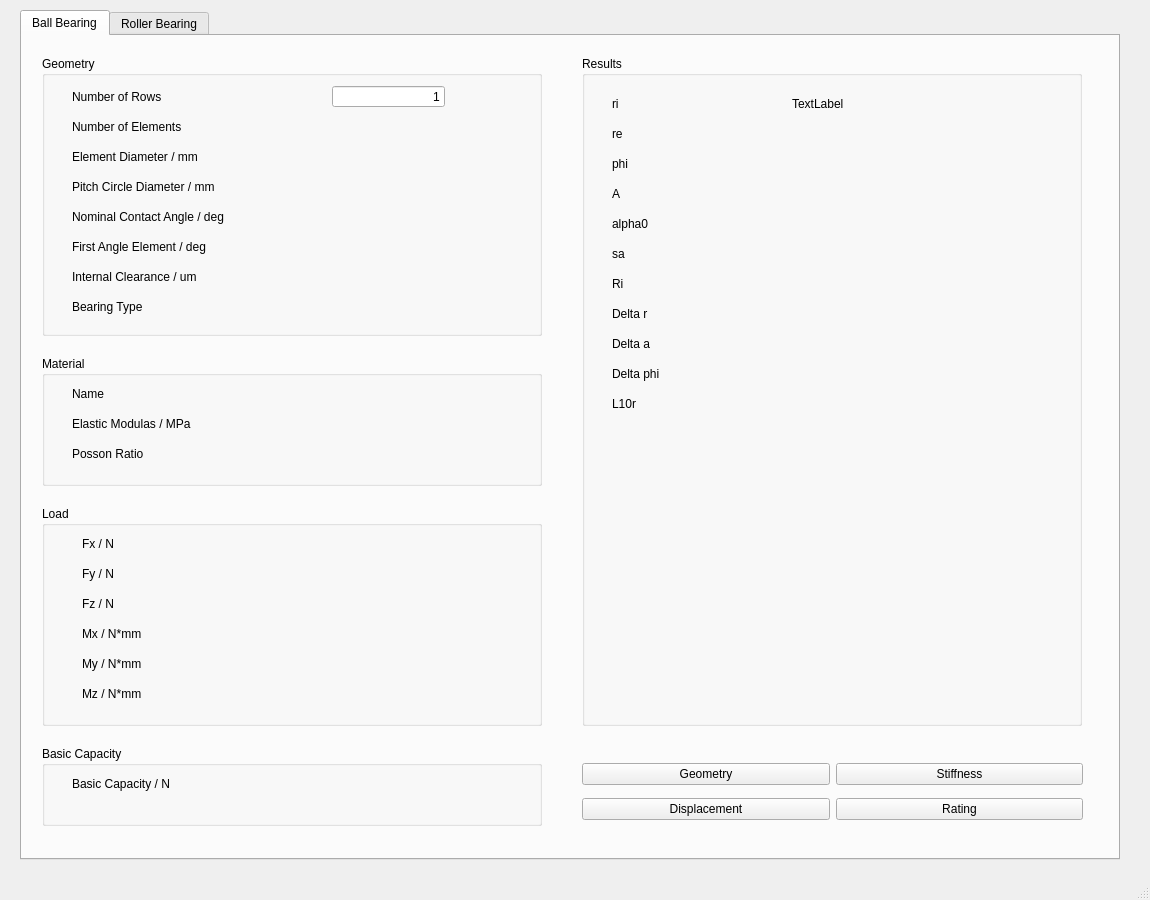
The window that ISO_TS_16281.ui (minzhun/ISO16281) describes before a commit, drawn with Qt 5.
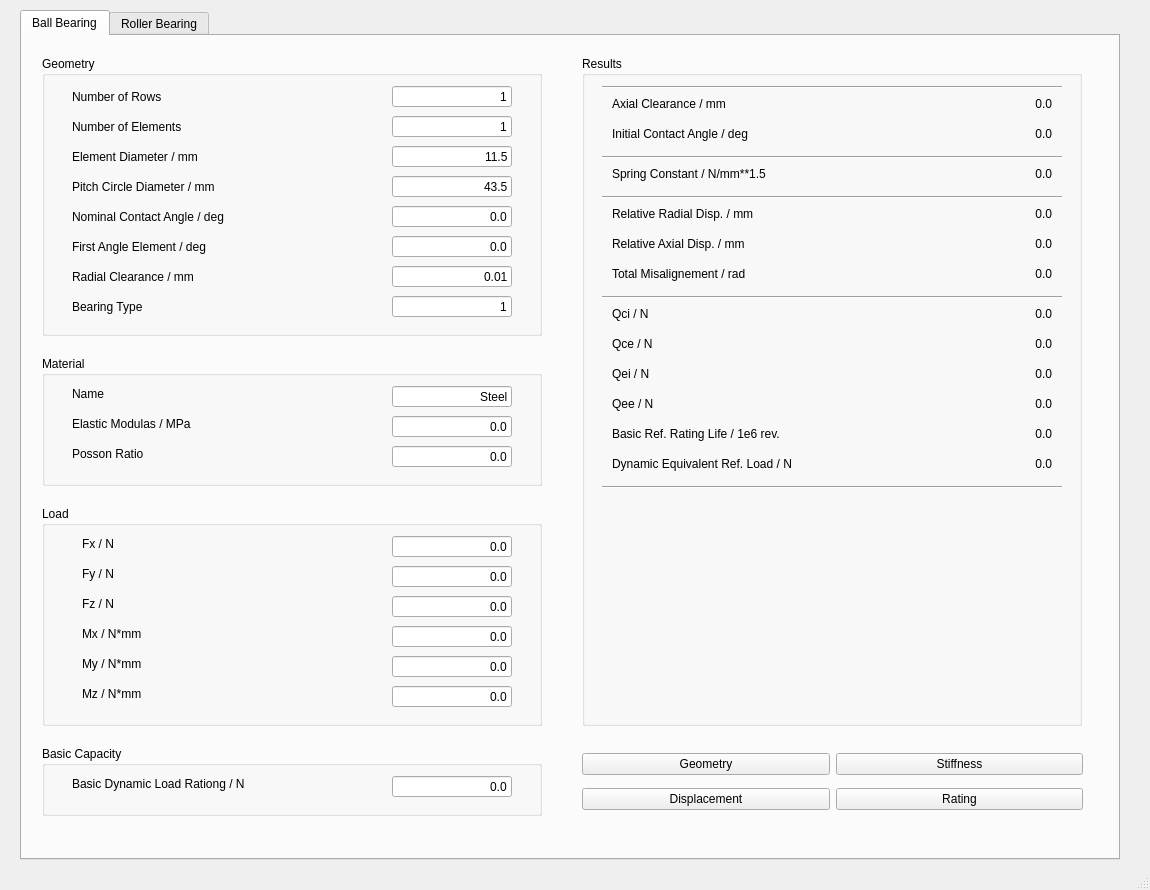
The same window after the commit.

Commit message: UI for Ball Bearing

```diff
--- a/ISO_TS_16281.ui
+++ b/ISO_TS_16281.ui
@@ -7,7 +7,7 @@
     <x>0</x>
     <y>0</y>
     <width>1150</width>
-    <height>900</height>
+    <height>890</height>
    </rect>
   </property>
   <property name="sizePolicy">
@@ -145,7 +145,7 @@
         </rect>
        </property>
        <property name="text">
-        <string>Internal Clearance / um</string>
+        <string>Radial Clearance / mm</string>
        </property>
       </widget>
       <widget class="QLabel" name="label_16">
@@ -164,9 +164,121 @@
       <widget class="QLineEdit" name="lineEdit">
        <property name="geometry">
         <rect>
-         <x>290</x>
+         <x>350</x>
          <y>30</y>
-         <width>113</width>
+         <width>120</width>
+         <height>21</height>
+        </rect>
+       </property>
+       <property name="text">
+        <string>1</string>
+       </property>
+       <property name="alignment">
+        <set>Qt::AlignRight|Qt::AlignTrailing|Qt::AlignVCenter</set>
+       </property>
+      </widget>
+      <widget class="QLineEdit" name="lineEdit_2">
+       <property name="geometry">
+        <rect>
+         <x>350</x>
+         <y>60</y>
+         <width>120</width>
+         <height>21</height>
+        </rect>
+       </property>
+       <property name="text">
+        <string>1</string>
+       </property>
+       <property name="alignment">
+        <set>Qt::AlignRight|Qt::AlignTrailing|Qt::AlignVCenter</set>
+       </property>
+      </widget>
+      <widget class="QLineEdit" name="lineEdit_3">
+       <property name="geometry">
+        <rect>
+         <x>350</x>
+         <y>90</y>
+         <width>120</width>
+         <height>21</height>
+        </rect>
+       </property>
+       <property name="text">
+        <string>11.5</string>
+       </property>
+       <property name="alignment">
+        <set>Qt::AlignRight|Qt::AlignTrailing|Qt::AlignVCenter</set>
+       </property>
+      </widget>
+      <widget class="QLineEdit" name="lineEdit_4">
+       <property name="geometry">
+        <rect>
+         <x>350</x>
+         <y>120</y>
+         <width>120</width>
+         <height>21</height>
+        </rect>
+       </property>
+       <property name="text">
+        <string>43.5</string>
+       </property>
+       <property name="alignment">
+        <set>Qt::AlignRight|Qt::AlignTrailing|Qt::AlignVCenter</set>
+       </property>
+      </widget>
+      <widget class="QLineEdit" name="lineEdit_5">
+       <property name="geometry">
+        <rect>
+         <x>350</x>
+         <y>150</y>
+         <width>120</width>
+         <height>21</height>
+        </rect>
+       </property>
+       <property name="text">
+        <string>0.0</string>
+       </property>
+       <property name="alignment">
+        <set>Qt::AlignRight|Qt::AlignTrailing|Qt::AlignVCenter</set>
+       </property>
+      </widget>
+      <widget class="QLineEdit" name="lineEdit_6">
+       <property name="geometry">
+        <rect>
+         <x>350</x>
+         <y>180</y>
+         <width>120</width>
+         <height>21</height>
+        </rect>
+       </property>
+       <property name="text">
+        <string>0.0</string>
+       </property>
+       <property name="alignment">
+        <set>Qt::AlignRight|Qt::AlignTrailing|Qt::AlignVCenter</set>
+       </property>
+      </widget>
+      <widget class="QLineEdit" name="lineEdit_7">
+       <property name="geometry">
+        <rect>
+         <x>350</x>
+         <y>210</y>
+         <width>120</width>
+         <height>21</height>
+        </rect>
+       </property>
+       <property name="text">
+        <string>0.01</string>
+       </property>
+       <property name="alignment">
+        <set>Qt::AlignRight|Qt::AlignTrailing|Qt::AlignVCenter</set>
+       </property>
+      </widget>
+      <widget class="QLineEdit" name="lineEdit_8">
+       <property name="geometry">
+        <rect>
+         <x>350</x>
+         <y>240</y>
+         <width>120</width>
          <height>21</height>
         </rect>
        </property>
@@ -274,6 +386,102 @@
         <string>Mz / N*mm</string>
        </property>
       </widget>
+      <widget class="QLineEdit" name="lineEdit_12">
+       <property name="geometry">
+        <rect>
+         <x>350</x>
+         <y>30</y>
+         <width>120</width>
+         <height>21</height>
+        </rect>
+       </property>
+       <property name="text">
+        <string>0.0</string>
+       </property>
+       <property name="alignment">
+        <set>Qt::AlignRight|Qt::AlignTrailing|Qt::AlignVCenter</set>
+       </property>
+      </widget>
+      <widget class="QLineEdit" name="lineEdit_13">
+       <property name="geometry">
+        <rect>
+         <x>350</x>
+         <y>60</y>
+         <width>120</width>
+         <height>21</height>
+        </rect>
+       </property>
+       <property name="text">
+        <string>0.0</string>
+       </property>
+       <property name="alignment">
+        <set>Qt::AlignRight|Qt::AlignTrailing|Qt::AlignVCenter</set>
+       </property>
+      </widget>
+      <widget class="QLineEdit" name="lineEdit_14">
+       <property name="geometry">
+        <rect>
+         <x>350</x>
+         <y>90</y>
+         <width>120</width>
+         <height>21</height>
+        </rect>
+       </property>
+       <property name="text">
+        <string>0.0</string>
+       </property>
+       <property name="alignment">
+        <set>Qt::AlignRight|Qt::AlignTrailing|Qt::AlignVCenter</set>
+       </property>
+      </widget>
+      <widget class="QLineEdit" name="lineEdit_15">
+       <property name="geometry">
+        <rect>
+         <x>350</x>
+         <y>120</y>
+         <width>120</width>
+         <height>21</height>
+        </rect>
+       </property>
+       <property name="text">
+        <string>0.0</string>
+       </property>
+       <property name="alignment">
+        <set>Qt::AlignRight|Qt::AlignTrailing|Qt::AlignVCenter</set>
+       </property>
+      </widget>
+      <widget class="QLineEdit" name="lineEdit_16">
+       <property name="geometry">
+        <rect>
+         <x>350</x>
+         <y>150</y>
+         <width>120</width>
+         <height>21</height>
+        </rect>
+       </property>
+       <property name="text">
+        <string>0.0</string>
+       </property>
+       <property name="alignment">
+        <set>Qt::AlignRight|Qt::AlignTrailing|Qt::AlignVCenter</set>
+       </property>
+      </widget>
+      <widget class="QLineEdit" name="lineEdit_17">
+       <property name="geometry">
+        <rect>
+         <x>350</x>
+         <y>180</y>
+         <width>120</width>
+         <height>21</height>
+        </rect>
+       </property>
+       <property name="text">
+        <string>0.0</string>
+       </property>
+       <property name="alignment">
+        <set>Qt::AlignRight|Qt::AlignTrailing|Qt::AlignVCenter</set>
+       </property>
+      </widget>
      </widget>
      <widget class="QGroupBox" name="groupBox_4">
       <property name="geometry">
@@ -332,6 +540,54 @@
         <string>Posson Ratio</string>
        </property>
       </widget>
+      <widget class="QLineEdit" name="lineEdit_9">
+       <property name="geometry">
+        <rect>
+         <x>350</x>
+         <y>30</y>
+         <width>120</width>
+         <height>21</height>
+        </rect>
+       </property>
+       <property name="text">
+        <string>Steel</string>
+       </property>
+       <property name="alignment">
+        <set>Qt::AlignRight|Qt::AlignTrailing|Qt::AlignVCenter</set>
+       </property>
+      </widget>
+      <widget class="QLineEdit" name="lineEdit_10">
+       <property name="geometry">
+        <rect>
+         <x>350</x>
+         <y>60</y>
+         <width>120</width>
+         <height>21</height>
+        </rect>
+       </property>
+       <property name="text">
+        <string>0.0</string>
+       </property>
+       <property name="alignment">
+        <set>Qt::AlignRight|Qt::AlignTrailing|Qt::AlignVCenter</set>
+       </property>
+      </widget>
+      <widget class="QLineEdit" name="lineEdit_11">
+       <property name="geometry">
+        <rect>
+         <x>350</x>
+         <y>90</y>
+         <width>120</width>
+         <height>21</height>
+        </rect>
+       </property>
+       <property name="text">
+        <string>0.0</string>
+       </property>
+       <property name="alignment">
+        <set>Qt::AlignRight|Qt::AlignTrailing|Qt::AlignVCenter</set>
+       </property>
+      </widget>
      </widget>
      <widget class="QGroupBox" name="groupBox_5">
       <property name="geometry">
@@ -339,7 +595,7 @@
         <x>20</x>
         <y>710</y>
         <width>500</width>
-        <height>80</height>
+        <height>70</height>
        </rect>
       </property>
       <property name="sizePolicy">
@@ -356,12 +612,28 @@
         <rect>
          <x>30</x>
          <y>30</y>
-         <width>161</width>
+         <width>261</width>
          <height>16</height>
         </rect>
        </property>
        <property name="text">
-        <string>Basic Capacity / N</string>
+        <string>Basic Dynamic Load Rationg / N</string>
+       </property>
+      </widget>
+      <widget class="QLineEdit" name="lineEdit_18">
+       <property name="geometry">
+        <rect>
+         <x>350</x>
+         <y>30</y>
+         <width>120</width>
+         <height>21</height>
+        </rect>
+       </property>
+       <property name="text">
+        <string>0.0</string>
+       </property>
+       <property name="alignment">
+        <set>Qt::AlignRight|Qt::AlignTrailing|Qt::AlignVCenter</set>
        </property>
       </widget>
      </widget>
@@ -377,160 +649,417 @@
       <property name="title">
        <string>Results</string>
       </property>
-      <widget class="QLabel" name="label_19">
-       <property name="geometry">
-        <rect>
-         <x>30</x>
-         <y>40</y>
-         <width>72</width>
-         <height>15</height>
-        </rect>
-       </property>
-       <property name="text">
-        <string>ri</string>
-       </property>
-      </widget>
-      <widget class="QLabel" name="label_20">
-       <property name="geometry">
-        <rect>
-         <x>30</x>
-         <y>70</y>
-         <width>72</width>
-         <height>15</height>
-        </rect>
-       </property>
-       <property name="text">
-        <string>re</string>
-       </property>
-      </widget>
-      <widget class="QLabel" name="label_21">
-       <property name="geometry">
-        <rect>
-         <x>30</x>
-         <y>100</y>
-         <width>72</width>
-         <height>15</height>
-        </rect>
-       </property>
-       <property name="text">
-        <string>phi</string>
-       </property>
-      </widget>
-      <widget class="QLabel" name="label_22">
-       <property name="geometry">
-        <rect>
-         <x>30</x>
-         <y>130</y>
-         <width>72</width>
-         <height>15</height>
-        </rect>
-       </property>
-       <property name="text">
-        <string>A</string>
-       </property>
-      </widget>
       <widget class="QLabel" name="label_23">
        <property name="geometry">
         <rect>
          <x>30</x>
-         <y>160</y>
-         <width>72</width>
-         <height>15</height>
+         <y>70</y>
+         <width>231</width>
+         <height>16</height>
         </rect>
        </property>
        <property name="text">
-        <string>alpha0</string>
+        <string>Initial Contact Angle / deg</string>
        </property>
       </widget>
       <widget class="QLabel" name="label_24">
        <property name="geometry">
         <rect>
          <x>30</x>
-         <y>190</y>
-         <width>72</width>
-         <height>15</height>
+         <y>40</y>
+         <width>181</width>
+         <height>16</height>
         </rect>
        </property>
        <property name="text">
-        <string>sa</string>
-       </property>
-      </widget>
-      <widget class="QLabel" name="label_25">
-       <property name="geometry">
-        <rect>
-         <x>30</x>
-         <y>220</y>
-         <width>72</width>
-         <height>15</height>
-        </rect>
-       </property>
-       <property name="text">
-        <string>Ri</string>
+        <string>Axial Clearance / mm</string>
        </property>
       </widget>
       <widget class="QLabel" name="label_26">
        <property name="geometry">
         <rect>
          <x>30</x>
-         <y>250</y>
-         <width>72</width>
-         <height>15</height>
+         <y>150</y>
+         <width>221</width>
+         <height>16</height>
         </rect>
        </property>
        <property name="text">
-        <string>Delta r</string>
+        <string>Relative Radial Disp. / mm</string>
        </property>
       </widget>
       <widget class="QLabel" name="label_27">
        <property name="geometry">
         <rect>
          <x>30</x>
-         <y>340</y>
-         <width>72</width>
-         <height>15</height>
+         <y>370</y>
+         <width>271</width>
+         <height>16</height>
         </rect>
        </property>
        <property name="text">
-        <string>L10r</string>
+        <string>Basic Ref. Rating Life / 1e6 rev.</string>
        </property>
       </widget>
       <widget class="QLabel" name="label_28">
        <property name="geometry">
         <rect>
          <x>30</x>
-         <y>280</y>
-         <width>72</width>
-         <height>15</height>
+         <y>180</y>
+         <width>211</width>
+         <height>16</height>
         </rect>
        </property>
        <property name="text">
-        <string>Delta a</string>
+        <string>Relative Axial Disp. / mm</string>
        </property>
       </widget>
       <widget class="QLabel" name="label_29">
        <property name="geometry">
         <rect>
          <x>30</x>
-         <y>310</y>
-         <width>121</width>
+         <y>210</y>
+         <width>211</width>
          <height>16</height>
         </rect>
        </property>
        <property name="text">
-        <string>Delta phi</string>
+        <string>Total Misalignement / rad</string>
        </property>
       </widget>
       <widget class="QLabel" name="label_30">
        <property name="geometry">
         <rect>
-         <x>210</x>
+         <x>30</x>
+         <y>400</y>
+         <width>271</width>
+         <height>16</height>
+        </rect>
+       </property>
+       <property name="text">
+        <string>Dynamic Equivalent Ref. Load / N</string>
+       </property>
+      </widget>
+      <widget class="QLabel" name="label_31">
+       <property name="geometry">
+        <rect>
+         <x>30</x>
+         <y>250</y>
+         <width>72</width>
+         <height>15</height>
+        </rect>
+       </property>
+       <property name="text">
+        <string>Qci / N</string>
+       </property>
+      </widget>
+      <widget class="QLabel" name="label_32">
+       <property name="geometry">
+        <rect>
+         <x>30</x>
+         <y>280</y>
+         <width>72</width>
+         <height>15</height>
+        </rect>
+       </property>
+       <property name="text">
+        <string>Qce / N</string>
+       </property>
+      </widget>
+      <widget class="QLabel" name="label_33">
+       <property name="geometry">
+        <rect>
+         <x>30</x>
+         <y>310</y>
+         <width>72</width>
+         <height>15</height>
+        </rect>
+       </property>
+       <property name="text">
+        <string>Qei / N</string>
+       </property>
+      </widget>
+      <widget class="QLabel" name="label_34">
+       <property name="geometry">
+        <rect>
+         <x>30</x>
+         <y>340</y>
+         <width>72</width>
+         <height>15</height>
+        </rect>
+       </property>
+       <property name="text">
+        <string>Qee / N</string>
+       </property>
+      </widget>
+      <widget class="QLabel" name="label_35">
+       <property name="geometry">
+        <rect>
+         <x>30</x>
+         <y>110</y>
+         <width>241</width>
+         <height>16</height>
+        </rect>
+       </property>
+       <property name="text">
+        <string>Spring Constant / N/mm**1.5</string>
+       </property>
+      </widget>
+      <widget class="QLabel" name="label_19">
+       <property name="geometry">
+        <rect>
+         <x>350</x>
          <y>40</y>
-         <width>72</width>
-         <height>15</height>
+         <width>120</width>
+         <height>16</height>
         </rect>
        </property>
        <property name="text">
-        <string>TextLabel</string>
+        <string>0.0</string>
+       </property>
+       <property name="alignment">
+        <set>Qt::AlignRight|Qt::AlignTrailing|Qt::AlignVCenter</set>
+       </property>
+      </widget>
+      <widget class="QLabel" name="label_20">
+       <property name="geometry">
+        <rect>
+         <x>350</x>
+         <y>70</y>
+         <width>120</width>
+         <height>16</height>
+        </rect>
+       </property>
+       <property name="text">
+        <string>0.0</string>
+       </property>
+       <property name="alignment">
+        <set>Qt::AlignRight|Qt::AlignTrailing|Qt::AlignVCenter</set>
+       </property>
+      </widget>
+      <widget class="QLabel" name="label_21">
+       <property name="geometry">
+        <rect>
+         <x>350</x>
+         <y>110</y>
+         <width>120</width>
+         <height>16</height>
+        </rect>
+       </property>
+       <property name="text">
+        <string>0.0</string>
+       </property>
+       <property name="alignment">
+        <set>Qt::AlignRight|Qt::AlignTrailing|Qt::AlignVCenter</set>
+       </property>
+      </widget>
+      <widget class="QLabel" name="label_22">
+       <property name="geometry">
+        <rect>
+         <x>350</x>
+         <y>150</y>
+         <width>120</width>
+         <height>16</height>
+        </rect>
+       </property>
+       <property name="text">
+        <string>0.0</string>
+       </property>
+       <property name="alignment">
+        <set>Qt::AlignRight|Qt::AlignTrailing|Qt::AlignVCenter</set>
+       </property>
+      </widget>
+      <widget class="QLabel" name="label_25">
+       <property name="geometry">
+        <rect>
+         <x>350</x>
+         <y>180</y>
+         <width>120</width>
+         <height>16</height>
+        </rect>
+       </property>
+       <property name="text">
+        <string>0.0</string>
+       </property>
+       <property name="alignment">
+        <set>Qt::AlignRight|Qt::AlignTrailing|Qt::AlignVCenter</set>
+       </property>
+      </widget>
+      <widget class="QLabel" name="label_36">
+       <property name="geometry">
+        <rect>
+         <x>350</x>
+         <y>210</y>
+         <width>120</width>
+         <height>16</height>
+        </rect>
+       </property>
+       <property name="text">
+        <string>0.0</string>
+       </property>
+       <property name="alignment">
+        <set>Qt::AlignRight|Qt::AlignTrailing|Qt::AlignVCenter</set>
+       </property>
+      </widget>
+      <widget class="QLabel" name="label_37">
+       <property name="geometry">
+        <rect>
+         <x>350</x>
+         <y>250</y>
+         <width>120</width>
+         <height>16</height>
+        </rect>
+       </property>
+       <property name="text">
+        <string>0.0</string>
+       </property>
+       <property name="alignment">
+        <set>Qt::AlignRight|Qt::AlignTrailing|Qt::AlignVCenter</set>
+       </property>
+      </widget>
+      <widget class="QLabel" name="label_38">
+       <property name="geometry">
+        <rect>
+         <x>350</x>
+         <y>280</y>
+         <width>120</width>
+         <height>16</height>
+        </rect>
+       </property>
+       <property name="text">
+        <string>0.0</string>
+       </property>
+       <property name="alignment">
+        <set>Qt::AlignRight|Qt::AlignTrailing|Qt::AlignVCenter</set>
+       </property>
+      </widget>
+      <widget class="QLabel" name="label_39">
+       <property name="geometry">
+        <rect>
+         <x>350</x>
+         <y>310</y>
+         <width>120</width>
+         <height>16</height>
+        </rect>
+       </property>
+       <property name="text">
+        <string>0.0</string>
+       </property>
+       <property name="alignment">
+        <set>Qt::AlignRight|Qt::AlignTrailing|Qt::AlignVCenter</set>
+       </property>
+      </widget>
+      <widget class="QLabel" name="label_40">
+       <property name="geometry">
+        <rect>
+         <x>350</x>
+         <y>340</y>
+         <width>120</width>
+         <height>16</height>
+        </rect>
+       </property>
+       <property name="text">
+        <string>0.0</string>
+       </property>
+       <property name="alignment">
+        <set>Qt::AlignRight|Qt::AlignTrailing|Qt::AlignVCenter</set>
+       </property>
+      </widget>
+      <widget class="QLabel" name="label_41">
+       <property name="geometry">
+        <rect>
+         <x>350</x>
+         <y>370</y>
+         <width>120</width>
+         <height>16</height>
+        </rect>
+       </property>
+       <property name="text">
+        <string>0.0</string>
+       </property>
+       <property name="alignment">
+        <set>Qt::AlignRight|Qt::AlignTrailing|Qt::AlignVCenter</set>
+       </property>
+      </widget>
+      <widget class="QLabel" name="label_42">
+       <property name="geometry">
+        <rect>
+         <x>350</x>
+         <y>400</y>
+         <width>120</width>
+         <height>16</height>
+        </rect>
+       </property>
+       <property name="text">
+        <string>0.0</string>
+       </property>
+       <property name="alignment">
+        <set>Qt::AlignRight|Qt::AlignTrailing|Qt::AlignVCenter</set>
+       </property>
+      </widget>
+      <widget class="Line" name="line">
+       <property name="geometry">
+        <rect>
+         <x>20</x>
+         <y>100</y>
+         <width>460</width>
+         <height>3</height>
+        </rect>
+       </property>
+       <property name="orientation">
+        <enum>Qt::Horizontal</enum>
+       </property>
+      </widget>
+      <widget class="Line" name="line_2">
+       <property name="geometry">
+        <rect>
+         <x>20</x>
+         <y>140</y>
+         <width>460</width>
+         <height>3</height>
+        </rect>
+       </property>
+       <property name="orientation">
+        <enum>Qt::Horizontal</enum>
+       </property>
+      </widget>
+      <widget class="Line" name="line_3">
+       <property name="geometry">
+        <rect>
+         <x>20</x>
+         <y>240</y>
+         <width>460</width>
+         <height>3</height>
+        </rect>
+       </property>
+       <property name="orientation">
+        <enum>Qt::Horizontal</enum>
+       </property>
+      </widget>
+      <widget class="Line" name="line_4">
+       <property name="geometry">
+        <rect>
+         <x>20</x>
+         <y>430</y>
+         <width>460</width>
+         <height>3</height>
+        </rect>
+       </property>
+       <property name="orientation">
+        <enum>Qt::Horizontal</enum>
+       </property>
+      </widget>
+      <widget class="Line" name="line_5">
+       <property name="geometry">
+        <rect>
+         <x>20</x>
+         <y>30</y>
+         <width>460</width>
+         <height>3</height>
+        </rect>
+       </property>
+       <property name="orientation">
+        <enum>Qt::Horizontal</enum>
        </property>
       </widget>
      </widget>
@@ -538,7 +1067,7 @@
       <property name="geometry">
        <rect>
         <x>560</x>
-        <y>720</y>
+        <y>710</y>
         <width>501</width>
         <height>71</height>
        </rect>
```
Left out of the diff: 19 changed lines with no effect on the pictures. The commit also changes 2 other files.
